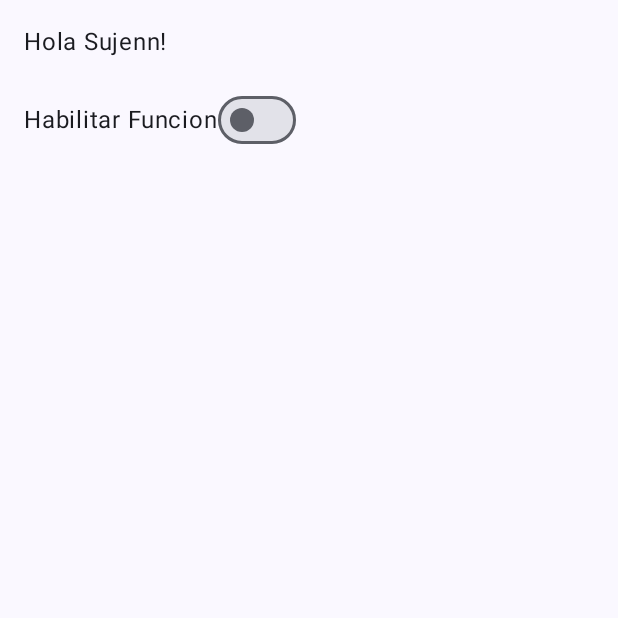
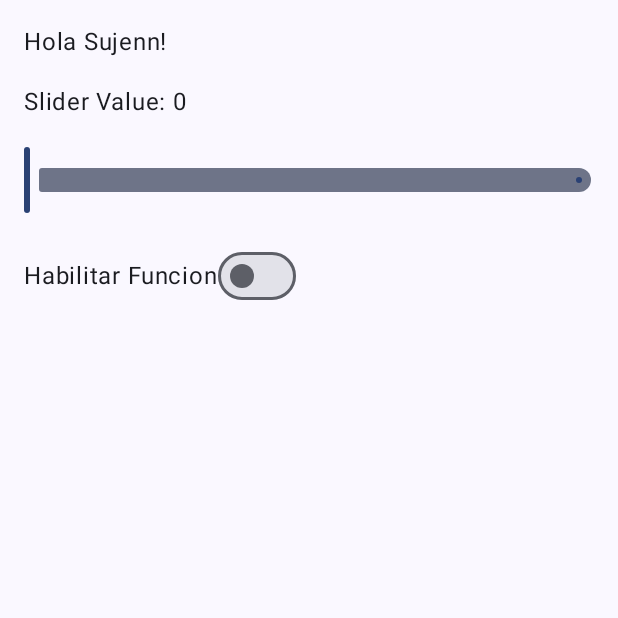
Before and after one commit to mcsjnn/lab04_AndroidStudio, an Android app built with Jetpack Compose: the screen it shows after launch (MainActivity), on a phone screen of 412 x 824 dp, the top half of it. Run offline under Robolectric (Android 15) with nearby library versions, the phone set to English and light mode, and no system bars.

```diff
--- a/app/src/main/java/com/example/lab04/MainActivity.kt
+++ b/app/src/main/java/com/example/lab04/MainActivity.kt
@@ -40,6 +40,16 @@ fun MainContent(name: String, modifier: Modifier = Modifier) {
     ) {
         Greeting(name = name)
 
+        // Slider Component
+        var sliderPosition by remember { mutableStateOf(0f) }
+        Text(text = "Slider Value: ${sliderPosition.toInt()}")
+        Slider(
+            value = sliderPosition,
+            onValueChange = { sliderPosition = it },
+            valueRange = 0f..100f,
+            modifier = Modifier.fillMaxWidth()
+        )
+
         // Switch Component
         var switchState by remember { mutableStateOf(false) }
         Row(verticalAlignment = Alignment.CenterVertically) {
```
